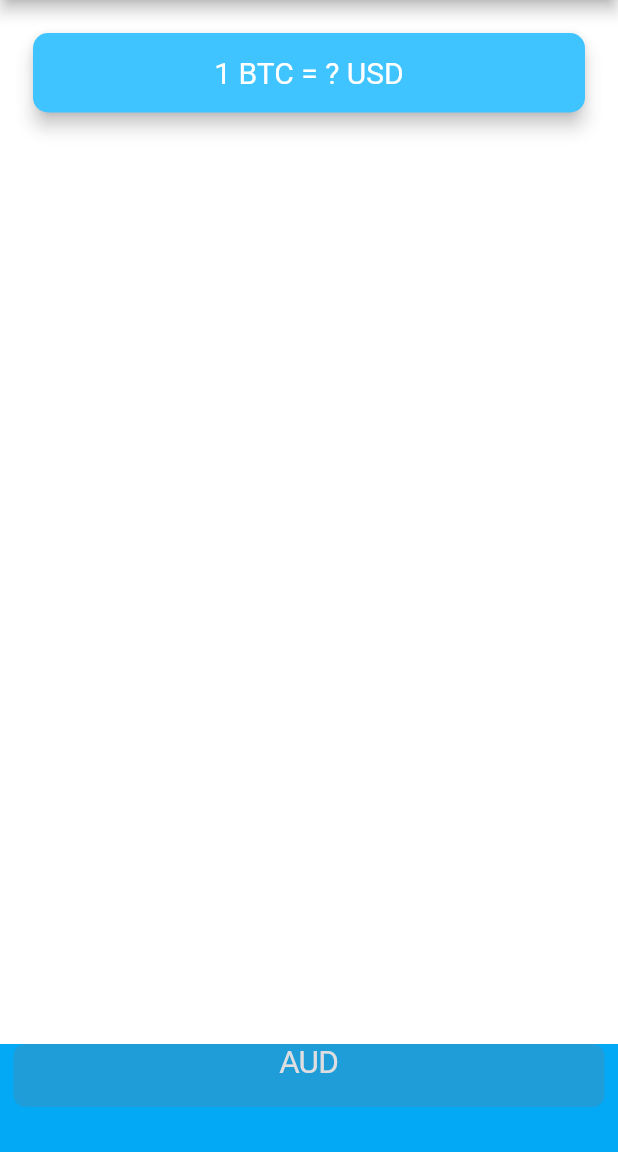
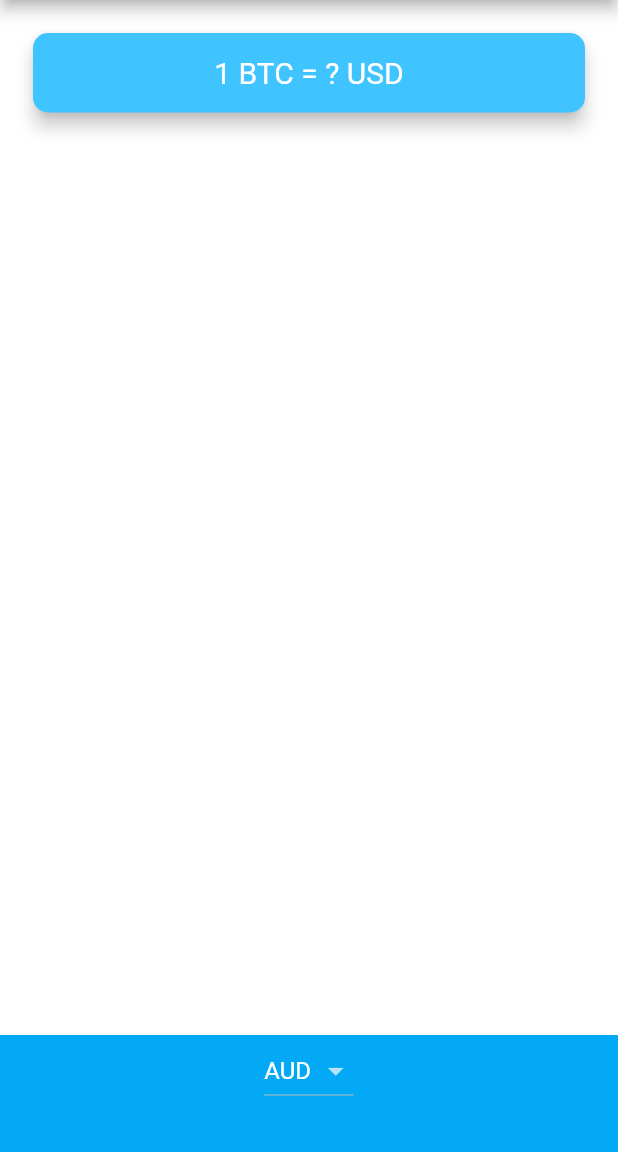
Before and after one commit to MatheusEli/bitcoin_ticker_flutter, a Flutter app: the screen it shows after launch, on a phone screen of 412 x 824 dp, the part 84-1236 px from its top. Run offline on Flutter 3.47's test engine with Material 2 defaults, Android fonts, the phone set to English and light mode, and no system bars.

```diff
--- a/lib/price_screen.dart
+++ b/lib/price_screen.dart
@@ -1,6 +1,7 @@
 import 'package:flutter/material.dart';
 import 'coin_data.dart';
 import 'package:flutter/cupertino.dart';
+import 'dart:io' show Platform;
 
 class PriceScreen extends StatefulWidget {
   @override
@@ -10,7 +11,31 @@ class PriceScreen extends StatefulWidget {
 class _PriceScreenState extends State<PriceScreen> {
   String selectedCurrency = currenciesList.first;
 
-  List<Widget> getPickerItems() {
+  DropdownButton<String> androidDropdown() {
+    List<DropdownMenuItem<String>> dropdownItems = [];
+
+    for (String currency in currenciesList) {
+      var newItem = DropdownMenuItem(
+        value: currency,
+        child: Text(currency),
+      );
+      dropdownItems.add(newItem);
+    }
+
+    return DropdownButton(
+      value: selectedCurrency,
+      items: dropdownItems,
+      onChanged: (value) {
+        setState(
+          () {
+            selectedCurrency = value!;
+          },
+        );
+      },
+    );
+  }
+
+  CupertinoPicker iosPicker() {
     List<Widget> items = [];
 
     for (String e in currenciesList) {
@@ -18,7 +43,13 @@ class _PriceScreenState extends State<PriceScreen> {
         Text(e),
       );
     }
-    return items;
+
+    return CupertinoPicker(
+      backgroundColor: Colors.lightBlue,
+      itemExtent: 42.0,
+      onSelectedItemChanged: (selectedIndex) {},
+      children: items,
+    );
   }
 
   @override
@@ -56,33 +87,10 @@ class _PriceScreenState extends State<PriceScreen> {
             alignment: Alignment.center,
             padding: const EdgeInsets.only(bottom: 30.0),
             color: Colors.lightBlue,
-            child: CupertinoPicker(
-              backgroundColor: Colors.lightBlue,
-              itemExtent: 42.0,
-              onSelectedItemChanged: (selectedIndex) {
-                print(selectedIndex);
-              },
-              children: getPickerItems(),
-            ),
+            child: Platform.isAndroid ? androidDropdown() : iosPicker(),
           ),
         ],
       ),
     );
   }
 }
-//
-// DropdownButton<String>(
-// value: selectedCurrency,
-// items:
-// currenciesList.map<DropdownMenuItem<String>>((String value) {
-// return DropdownMenuItem<String>(
-// value: value,
-// child: Text(value),
-// );
-// }).toList(),
-// onChanged: (String? value) {
-// setState(() {
-// selectedCurrency = value!;
-// });
-// },
-// ),
```
